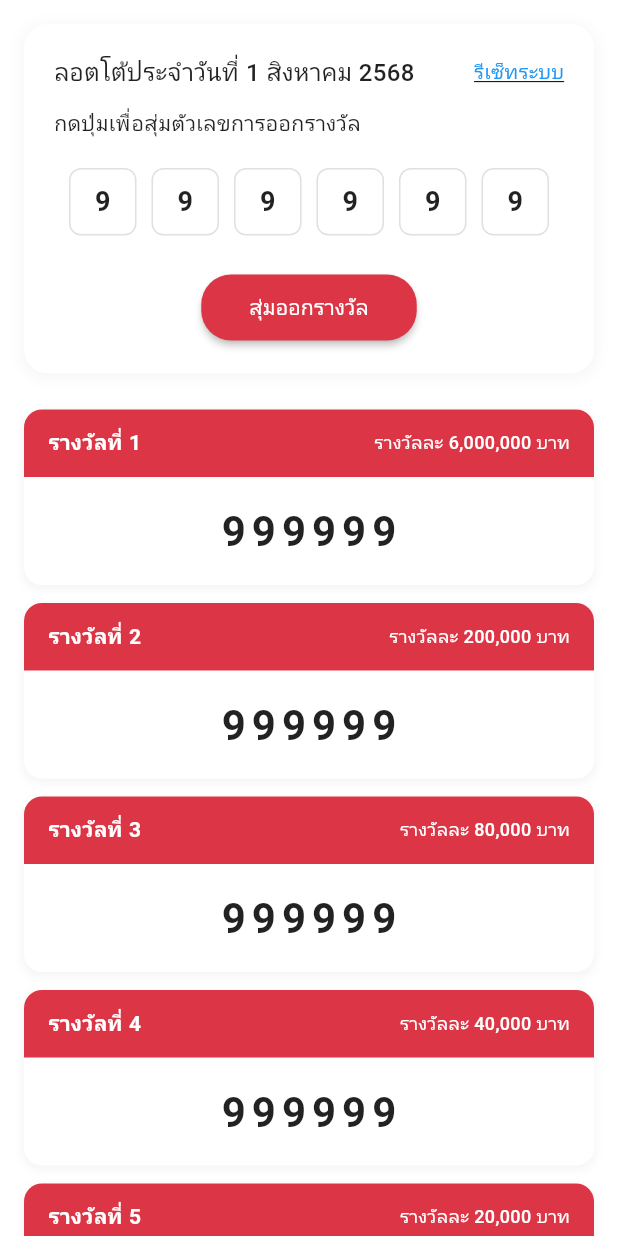
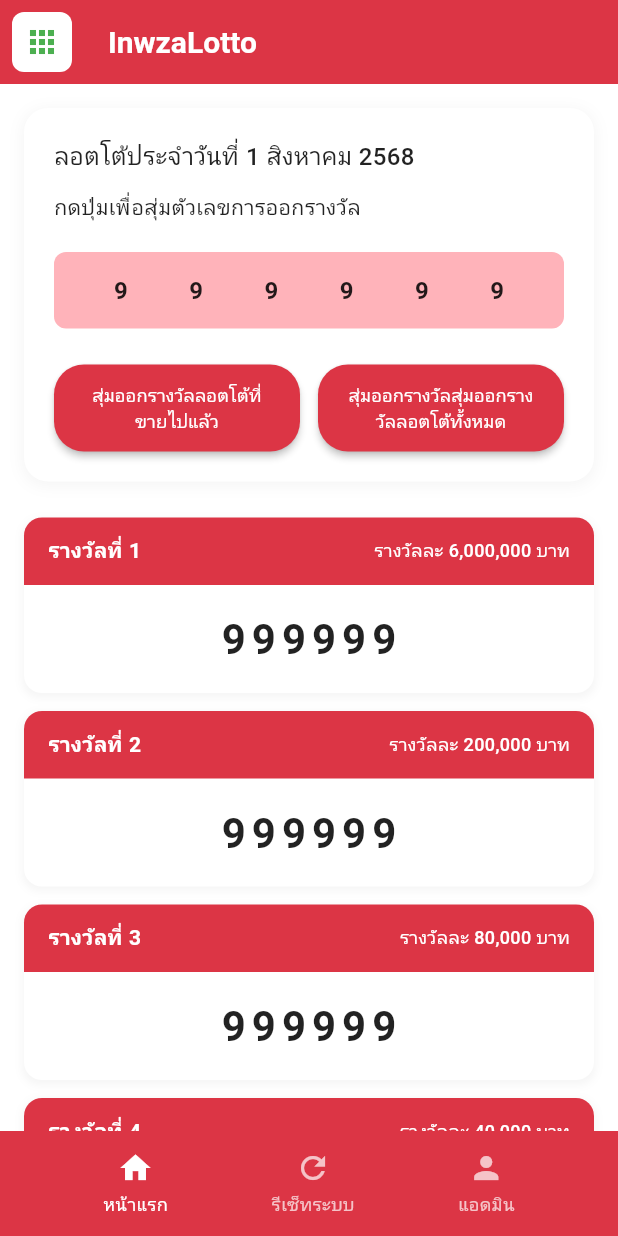
Before and after one commit to EmperorFiw/Lotto2025, a Flutter app: the RandomLottoPC screen opened directly, on a phone screen of 412 x 824 dp. Run offline on Flutter 3.47's test engine with Material 3 defaults, Android fonts, the phone set to English and light mode, and no system bars; our stand-ins replace google_fonts, jwt_decoder, shared_preferences; accounts and stored records are empty; network calls fail; Roboto replaces fonts that are missing (Kanit).

Commit message:
แก้บัคเช็ค lotto + เริมทำระบบแอดมิน

```diff
--- a/FrontEnd/lib/pages/admin/random_lotto.dart
+++ b/FrontEnd/lib/pages/admin/random_lotto.dart
@@ -2,12 +2,14 @@ import 'dart:math';
 
 import 'package:flutter/material.dart';
 
+void main() {
+  runApp(RandomLottoPage());
+}
+
 class RandomLottoPage extends StatelessWidget {
   @override
   Widget build(BuildContext context) {
-    return MaterialApp(
-      home: RandomLottoPC(),
-    );
+    return MaterialApp(home: RandomLottoPC());
   }
 }
 
@@ -38,6 +40,26 @@ class _RandomLottoPageState extends State<RandomLottoPC> {
   @override
   Widget build(BuildContext context) {
     return Scaffold(
+      appBar: AppBar(
+        backgroundColor: Color(0xFFDC3545),
+        elevation: 0,
+        leading: Container(
+          margin: EdgeInsets.all(8),
+          decoration: BoxDecoration(
+            color: Colors.white,
+            borderRadius: BorderRadius.circular(8),
+          ),
+          child: Icon(Icons.apps, color: Color(0xFF4CAF50), size: 24),
+        ),
+        title: Text(
+          'InwzaLotto',
+          style: TextStyle(
+            color: Colors.white,
+            fontSize: 20,
+            fontWeight: FontWeight.bold,
+          ),
+        ),
+      ),
       body: SingleChildScrollView(
         child: Padding(
           padding: EdgeInsets.all(16),
@@ -63,7 +85,6 @@ class _RandomLottoPageState extends State<RandomLottoPC> {
                 child: Column(
                   crossAxisAlignment: CrossAxisAlignment.start,
                   children: [
-                    // Header Row
                     Row(
                       mainAxisAlignment: MainAxisAlignment.spaceBetween,
                       children: [
@@ -75,22 +96,9 @@ class _RandomLottoPageState extends State<RandomLottoPC> {
                             color: Colors.black87,
                           ),
                         ),
-                        GestureDetector(
-                          onTap: resetNumbers,
-                          child: Text(
-                            'รีเซ็ทระบบ',
-                            style: TextStyle(
-                              color: Colors.blue,
-                              fontSize: 13,
-                              fontWeight: FontWeight.w500,
-                              decoration: TextDecoration.underline,
-                            ),
-                          ),
-                        ),
                       ],
                     ),
                     SizedBox(height: 12),
-
                     Text(
                       'กดปุ่มเพื่อสุ่มตัวเลขการออกรางวัล',
                       style: TextStyle(
@@ -100,24 +108,26 @@ class _RandomLottoPageState extends State<RandomLottoPC> {
                       ),
                     ),
                     SizedBox(height: 20),
-
-                    // Number Display
-                    Row(
+                    Container(
+                      padding: EdgeInsets.symmetric(
+                        horizontal: 12,
+                        vertical: 8,
+                      ),
+                      decoration: BoxDecoration(
+                        color: Color(0xFFFFB3BA), // สีแดงอ่อน/ชมพูอ่อน
+                        borderRadius: BorderRadius.circular(8),
+                      ),
+                      child: Row(
                         mainAxisAlignment: MainAxisAlignment.spaceEvenly,
                         children: currentNumbers.map((number) {
                           return Container(
-                          width: 45,
-                          height: 45,
-                          decoration: BoxDecoration(
-                            color: Colors.white,
-                            border: Border.all(color: Colors.grey[300]!),
-                            borderRadius: BorderRadius.circular(8),
-                          ),
+                            width: 35,
+                            height: 35,
                             child: Center(
                               child: Text(
                                 number,
                                 style: TextStyle(
-                                fontSize: 18,
+                                  fontSize: 16,
                                   fontWeight: FontWeight.bold,
                                   color: Colors.black87,
                                 ),
@@ -126,17 +136,21 @@ class _RandomLottoPageState extends State<RandomLottoPC> {
                           );
                         }).toList(),
                       ),
+                    ),
                     SizedBox(height: 24),
-
-                    // Random Button (อยู่ตรงกลาง)
+                    // Random + Second Button
                     Center(
+                      child: Row(
+                        mainAxisSize: MainAxisSize.min,
+                        children: [
+                          Expanded(
                             child: ElevatedButton(
                               onPressed: generateRandomNumbers,
                               style: ElevatedButton.styleFrom(
                                 backgroundColor: Color(0xFFDC3545),
                                 foregroundColor: Colors.white,
                                 padding: EdgeInsets.symmetric(
-                            horizontal: 32,
+                                  horizontal: 16,
                                   vertical: 12,
                                 ),
                                 shape: RoundedRectangleBorder(
@@ -145,20 +159,50 @@ class _RandomLottoPageState extends State<RandomLottoPC> {
                                 elevation: 2,
                               ),
                               child: Text(
-                          'สุ่มออกรางวัล',
+                                'สุ่มออกรางวัลลอตโต้ที่ขายไปแล้ว',
                                 style: TextStyle(
-                            fontSize: 14,
+                                  fontSize: 12,
                                   fontWeight: FontWeight.w500,
                                 ),
+                                textAlign: TextAlign.center,
+                                softWrap: true,
+                              ),
+                            ),
+                          ),
+                          SizedBox(width: 12),
+                          Expanded(
+                            child: ElevatedButton(
+                              onPressed: generateRandomNumbers,
+                              style: ElevatedButton.styleFrom(
+                                backgroundColor: Color(0xFFDC3545),
+                                foregroundColor: Colors.white,
+                                padding: EdgeInsets.symmetric(
+                                  horizontal: 16,
+                                  vertical: 12,
+                                ),
+                                shape: RoundedRectangleBorder(
+                                  borderRadius: BorderRadius.circular(20),
+                                ),
+                                elevation: 2,
+                              ),
+                              child: Text(
+                                'สุ่มออกรางวัลสุ่มออกรางวัลลอตโต้ทั้งหมด',
+                                style: TextStyle(
+                                  fontSize: 12,
+                                  fontWeight: FontWeight.w500,
+                                ),
+                                textAlign: TextAlign.center,
+                                softWrap: true,
                               ),
                             ),
                           ),
                         ],
                       ),
                     ),
+                  ],
+                ),
+              ),
               SizedBox(height: 24),
-
-              // Prize List Section
               Column(
                 children: [
                   _buildPrizeCard(
@@ -179,17 +223,9 @@ class _RandomLottoPageState extends State<RandomLottoPC> {
                     '999999',
                   ),
                   SizedBox(height: 12),
-                  _buildPrizeCard(
-                    'รางวัลที่ 4',
-                    'รางวัลละ 40,000 บาท',
-                    '999999',
-                  ),
+                  _buildPrizeCard('รางวัลที่ 4', 'รางวัลละ 40,000 บาท', '999'),
                   SizedBox(height: 12),
-                  _buildPrizeCard(
-                    'รางวัลที่ 5',
-                    'รางวัลละ 20,000 บาท',
-                    '999999',
-                  ),
+                  _buildPrizeCard('รางวัลที่ 5', 'รางวัลละ 20,000 บาท', '99'),
                 ],
               ),
             ],
@@ -197,6 +233,19 @@ class _RandomLottoPageState extends State<RandomLottoPC> {
         ),
       ),
 
+      // Bottom Navigation Bar (ไม่มีความโค้งมน)
+      bottomNavigationBar: Container(
+        height: 70,
+        color: Color(0xFFDC3545), // ไม่มี borderRadius
+        child: Row(
+          mainAxisAlignment: MainAxisAlignment.spaceEvenly,
+          children: [
+            _buildNavItem(Icons.home, 'หน้าแรก', true),
+            _buildNavItem(Icons.refresh, 'รีเซ็ทระบบ', false),
+            _buildNavItem(Icons.person, 'แอดมิน', false),
+          ],
+        ),
+      ),
     );
   }
 
@@ -217,7 +266,6 @@ class _RandomLottoPageState extends State<RandomLottoPC> {
       ),
       child: Column(
         children: [
-          // Prize Header
           Container(
             width: double.infinity,
             padding: EdgeInsets.symmetric(horizontal: 16, vertical: 12),
@@ -250,8 +298,6 @@ class _RandomLottoPageState extends State<RandomLottoPC> {
               ],
             ),
           ),
-
-          // Prize Number
           Container(
             width: double.infinity,
             padding: EdgeInsets.symmetric(vertical: 16),
@@ -271,4 +317,21 @@ class _RandomLottoPageState extends State<RandomLottoPC> {
       ),
     );
   }
+
+  Widget _buildNavItem(IconData icon, String label, bool isActive) {
+    return Column(
+      mainAxisAlignment: MainAxisAlignment.center,
+      children: [
+        Icon(icon, color: isActive ? Colors.white : Colors.white70),
+        SizedBox(height: 4),
+        Text(
+          label,
+          style: TextStyle(
+            color: isActive ? Colors.white : Colors.white70,
+            fontSize: 12,
+          ),
+        ),
+      ],
+    );
   }
+}
--- a/FrontEnd/lib/pages/mainApp.dart
+++ b/FrontEnd/lib/pages/mainApp.dart
@@ -1,5 +1,6 @@
 import 'package:Lotto2025/model/user/user_state.dart';
-import 'package:Lotto2025/pages/admin/admin_dashboard.dart';
+// import 'package:Lotto2025/pages/admin/admin_dashboard.dart';
+import 'package:Lotto2025/pages/admin/random_lotto.dart';
 import 'package:Lotto2025/pages/dashboard.dart';
 import 'package:flutter/material.dart';
 
@@ -14,7 +15,8 @@ class _MainAppState extends State<MainApp> {
   @override
   Widget build(BuildContext context) {
     if (UserState().isAdmin) {
-      return const AdminDashboardPage();
+      return RandomLottoPage();
+      // return const AdminDashboardPage();
     } else {
       return const DashboardPage();
     }
```
Also changed, not shown: FrontEnd/lib/pages/profile.dart (+4 -3 lines), 4 other files. Lines whose indentation alone changed are shown as unchanged.
